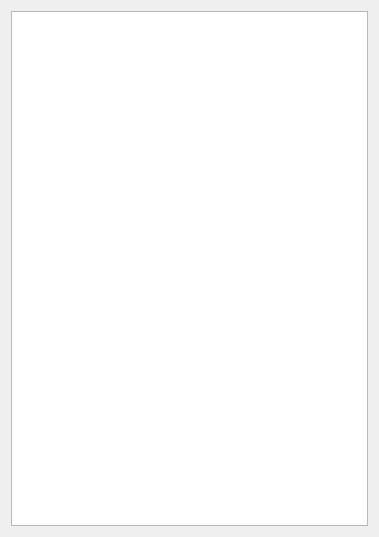
This is GUIDialog/GUICalculateDialog/TurbulenceWidget.ui in eeaapp6/AppFlow-Agent as Qt 5 draws it before an edit. The edited form follows.
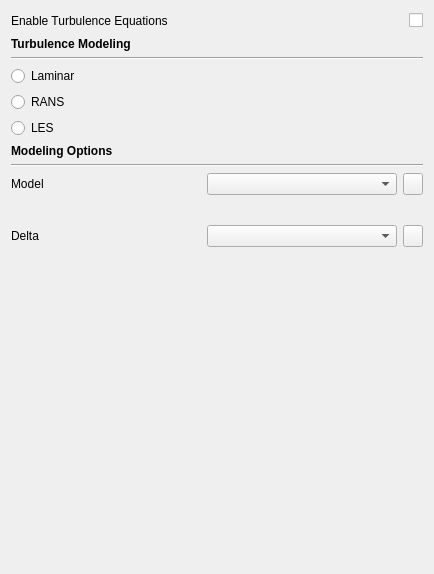
This is the edited form.

Commit message: 湍流数据参数界面修改

Patch:
```diff
--- a/GUIDialog/GUICalculateDialog/TurbulenceWidget.ui
+++ b/GUIDialog/GUICalculateDialog/TurbulenceWidget.ui
@@ -6,16 +6,297 @@
    <rect>
     <x>0</x>
     <y>0</y>
-    <width>379</width>
-    <height>537</height>
+    <width>434</width>
+    <height>574</height>
    </rect>
   </property>
   <property name="windowTitle">
    <string>Form</string>
   </property>
-  <layout class="QGridLayout" name="gridLayout">
-   <item row="0" column="0">
-    <widget class="QTableWidget" name="tableWidget"/>
+  <layout class="QGridLayout" name="gridLayout_6">
+   <item row="0" column="0" colspan="2">
+    <layout class="QHBoxLayout" name="horizontalLayout">
+     <item>
+      <widget class="QLabel" name="label">
+       <property name="text">
+        <string>Enable Turbulence Equations</string>
+       </property>
+      </widget>
+     </item>
+     <item>
+      <spacer name="horizontalSpacer">
+       <property name="orientation">
+        <enum>Qt::Horizontal</enum>
+       </property>
+       <property name="sizeHint" stdset="0">
+        <size>
+         <width>40</width>
+         <height>20</height>
+        </size>
+       </property>
+      </spacer>
+     </item>
+     <item>
+      <widget class="QCheckBox" name="checkBox_Enable">
+       <property name="maximumSize">
+        <size>
+         <width>15</width>
+         <height>16777215</height>
+        </size>
+       </property>
+       <property name="text">
+        <string/>
+       </property>
+      </widget>
+     </item>
+    </layout>
+   </item>
+   <item row="1" column="0">
+    <widget class="QLabel" name="label_2">
+     <property name="font">
+      <font>
+       <family>Arial</family>
+       <weight>75</weight>
+       <bold>true</bold>
+      </font>
+     </property>
+     <property name="text">
+      <string>Turbulence Modeling</string>
+     </property>
+    </widget>
+   </item>
+   <item row="2" column="0" rowspan="2" colspan="2">
+    <widget class="Line" name="line">
+     <property name="orientation">
+      <enum>Qt::Horizontal</enum>
+     </property>
+    </widget>
+   </item>
+   <item row="3" column="1" rowspan="2">
+    <spacer name="horizontalSpacer_2">
+     <property name="orientation">
+      <enum>Qt::Horizontal</enum>
+     </property>
+     <property name="sizeHint" stdset="0">
+      <size>
+       <width>238</width>
+       <height>20</height>
+      </size>
+     </property>
+    </spacer>
+   </item>
+   <item row="4" column="0">
+    <widget class="QRadioButton" name="radioButton_Laminar">
+     <property name="text">
+      <string>Laminar</string>
+     </property>
+    </widget>
+   </item>
+   <item row="5" column="0">
+    <widget class="QRadioButton" name="radioButton_RANS">
+     <property name="text">
+      <string>RANS</string>
+     </property>
+    </widget>
+   </item>
+   <item row="5" column="1">
+    <spacer name="horizontalSpacer_3">
+     <property name="orientation">
+      <enum>Qt::Horizontal</enum>
+     </property>
+     <property name="sizeHint" stdset="0">
+      <size>
+       <width>238</width>
+       <height>20</height>
+      </size>
+     </property>
+    </spacer>
+   </item>
+   <item row="6" column="0">
+    <widget class="QRadioButton" name="radioButton_LES">
+     <property name="text">
+      <string>LES</string>
+     </property>
+    </widget>
+   </item>
+   <item row="6" column="1">
+    <spacer name="horizontalSpacer_4">
+     <property name="orientation">
+      <enum>Qt::Horizontal</enum>
+     </property>
+     <property name="sizeHint" stdset="0">
+      <size>
+       <width>238</width>
+       <height>20</height>
+      </size>
+     </property>
+    </spacer>
+   </item>
+   <item row="7" column="0" colspan="2">
+    <widget class="QWidget" name="widget_sub" native="true">
+     <layout class="QGridLayout" name="gridLayout_5">
+      <property name="leftMargin">
+       <number>0</number>
+      </property>
+      <property name="topMargin">
+       <number>0</number>
+      </property>
+      <property name="rightMargin">
+       <number>0</number>
+      </property>
+      <property name="bottomMargin">
+       <number>0</number>
+      </property>
+      <item row="0" column="0">
+       <widget class="QLabel" name="label_3">
+        <property name="font">
+         <font>
+          <family>Arial</family>
+          <weight>75</weight>
+          <bold>true</bold>
+         </font>
+        </property>
+        <property name="text">
+         <string>Modeling Options</string>
+        </property>
+       </widget>
+      </item>
+      <item row="1" column="0">
+       <widget class="Line" name="line_2">
+        <property name="orientation">
+         <enum>Qt::Horizontal</enum>
+        </property>
+       </widget>
+      </item>
+      <item row="2" column="0">
+       <widget class="QWidget" name="widget_Model" native="true">
+        <layout class="QGridLayout" name="gridLayout_3">
+         <property name="leftMargin">
+          <number>0</number>
+         </property>
+         <property name="topMargin">
+          <number>0</number>
+         </property>
+         <property name="rightMargin">
+          <number>0</number>
+         </property>
+         <property name="bottomMargin">
+          <number>0</number>
+         </property>
+         <item row="0" column="0">
+          <widget class="QLabel" name="label_4">
+           <property name="text">
+            <string>Model</string>
+           </property>
+          </widget>
+         </item>
+         <item row="0" column="1">
+          <widget class="QComboBox" name="comboBox_Model"/>
+         </item>
+         <item row="0" column="2">
+          <widget class="QPushButton" name="pushButton_ModelUnfold">
+           <property name="maximumSize">
+            <size>
+             <width>20</width>
+             <height>16777215</height>
+            </size>
+           </property>
+           <property name="text">
+            <string/>
+           </property>
+          </widget>
+         </item>
+         <item row="1" column="0" colspan="3">
+          <widget class="QWidget" name="widget_ModelSub" native="true">
+           <layout class="QGridLayout" name="gridLayout">
+            <item row="0" column="0">
+             <widget class="Line" name="line_3">
+              <property name="orientation">
+               <enum>Qt::Vertical</enum>
+              </property>
+             </widget>
+            </item>
+            <item row="0" column="1">
+             <layout class="QVBoxLayout" name="verticalLayout_ModelSub"/>
+            </item>
+           </layout>
+          </widget>
+         </item>
+        </layout>
+       </widget>
+      </item>
+      <item row="3" column="0">
+       <widget class="QWidget" name="widget_Delta" native="true">
+        <layout class="QGridLayout" name="gridLayout_2">
+         <property name="leftMargin">
+          <number>0</number>
+         </property>
+         <property name="topMargin">
+          <number>0</number>
+         </property>
+         <property name="rightMargin">
+          <number>0</number>
+         </property>
+         <property name="bottomMargin">
+          <number>0</number>
+         </property>
+         <item row="1" column="0" colspan="3">
+          <widget class="QWidget" name="widget_DeltaSub" native="true">
+           <layout class="QGridLayout" name="gridLayout_4">
+            <item row="0" column="0">
+             <widget class="Line" name="line_4">
+              <property name="orientation">
+               <enum>Qt::Vertical</enum>
+              </property>
+             </widget>
+            </item>
+            <item row="0" column="1">
+             <layout class="QVBoxLayout" name="verticalLayout_DeltaSub"/>
+            </item>
+           </layout>
+          </widget>
+         </item>
+         <item row="0" column="2">
+          <widget class="QPushButton" name="pushButton_DeltaUnfold">
+           <property name="maximumSize">
+            <size>
+             <width>20</width>
+             <height>16777215</height>
+            </size>
+           </property>
+           <property name="text">
+            <string/>
+           </property>
+          </widget>
+         </item>
+         <item row="0" column="1">
+          <widget class="QComboBox" name="comboBox_Delta"/>
+         </item>
+         <item row="0" column="0">
+          <widget class="QLabel" name="label_5">
+           <property name="text">
+            <string>Delta</string>
+           </property>
+          </widget>
+         </item>
+        </layout>
+       </widget>
+      </item>
+     </layout>
+    </widget>
+   </item>
+   <item row="8" column="0" colspan="2">
+    <spacer name="verticalSpacer">
+     <property name="orientation">
+      <enum>Qt::Vertical</enum>
+     </property>
+     <property name="sizeHint" stdset="0">
+      <size>
+       <width>20</width>
+       <height>347</height>
+      </size>
+     </property>
+    </spacer>
    </item>
   </layout>
  </widget>
```
The commit also changes 2 other files.
